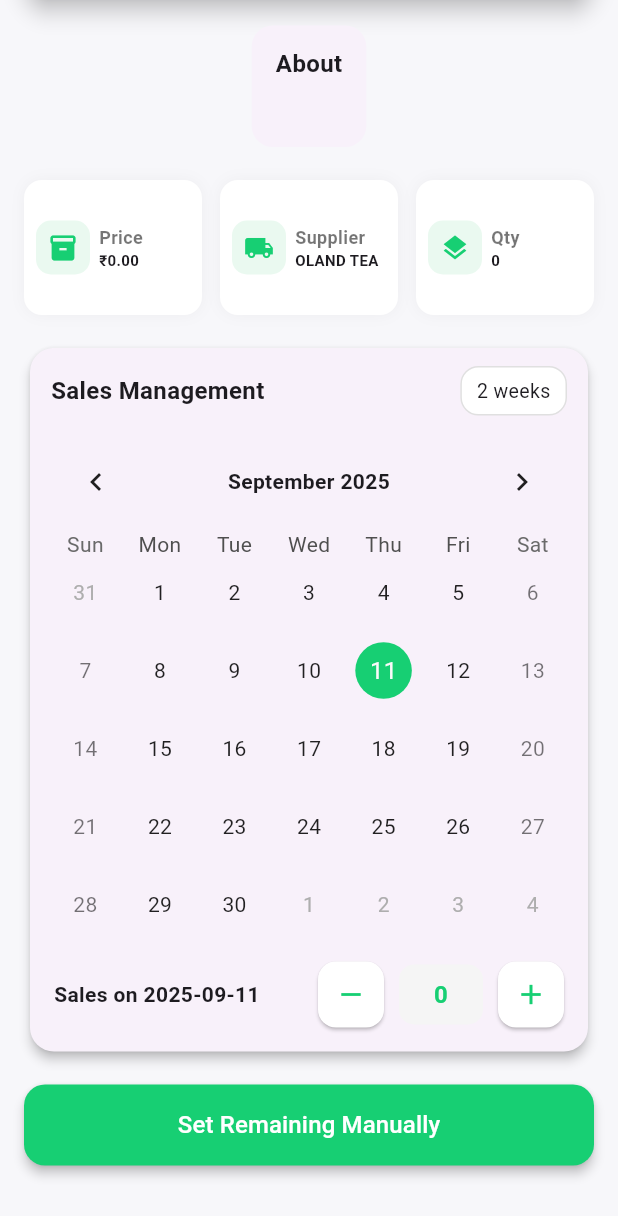
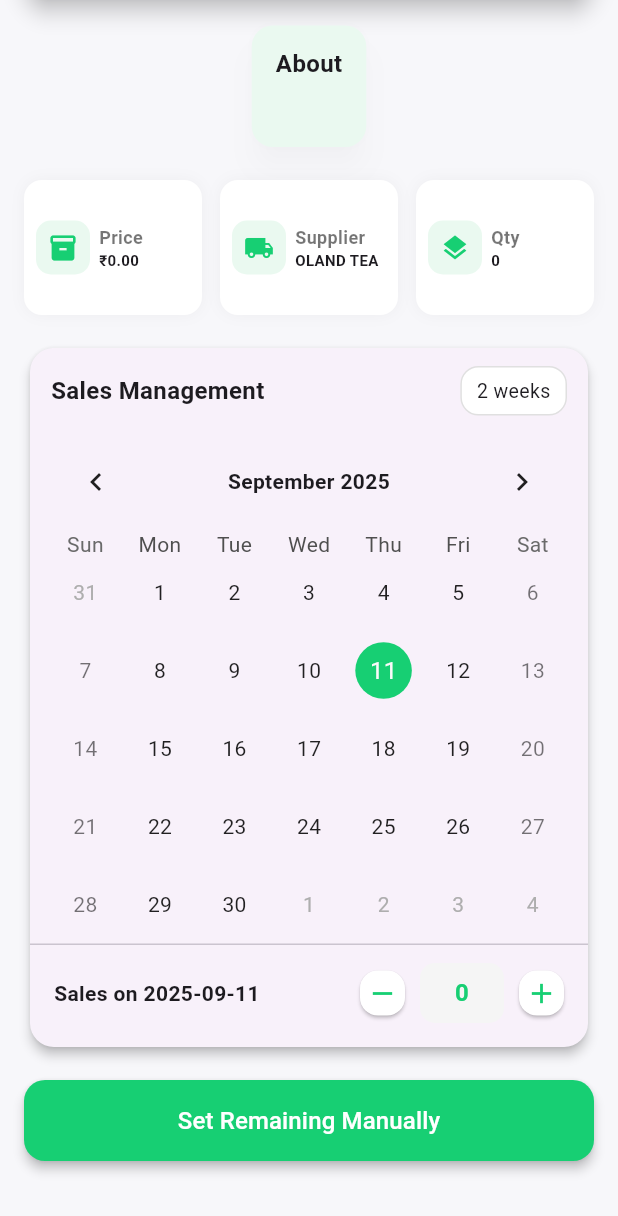
Before and after one commit to Jotham0505/Inventory_Management_App_Flutter, a Flutter app: the ItemDetailsPage screen opened directly with empty values, scrolled down 303 dp, on a phone screen of 412 x 824 dp. Shown: the top 1216 px of the screen. Run offline on Flutter 3.47's test engine with Material 3 defaults, Android fonts, the light colour scheme and no system bars; drawn by our look-alikes of table_calendar; our stand-ins replace flutter_secure_storage; accounts and stored records are empty; network calls fail.

Commit message:
about ui card updated

```diff
--- a/lib/pages/App_Pages/itemDetailPage.dart
+++ b/lib/pages/App_Pages/itemDetailPage.dart
@@ -269,27 +269,19 @@ class _ItemDetailsPageState extends State<ItemDetailsPage> {
                               ),
                             ),
                             const SizedBox(width: 12),
-                            // name + short label (kept short to keep card compact)
+
                             Expanded(
                               child: Column(
                                 crossAxisAlignment: CrossAxisAlignment.start,
                                 children: [
-                                  Text(item.name,
-                                      style: const TextStyle(
-                                        fontSize: 18,
-                                        fontWeight: FontWeight.w700,
-                                      )),
-                                  const SizedBox(height: 4),
-                                  Text(
-                                    // keep a one-line preview here — full description shown in description card below
-                                    item.description,
-                                    maxLines: 1,
-                                    overflow: TextOverflow.ellipsis,
-                                    style: TextStyle(
-                                      color: Colors.grey[700],
-                                      fontSize: 13,
-                                    ),
+                                  Center(
+                                    child: Text(item.name,
+                                        style: const TextStyle(
+                                          fontSize: 24,
+                                          fontWeight: FontWeight.w700,
+                                        )),
                                   ),
+                                  //const SizedBox(height: 4),
                                 ],
                               ),
                             ),
@@ -324,15 +316,17 @@ class _ItemDetailsPageState extends State<ItemDetailsPage> {
                 ],
               ),
 
-              const SizedBox(height: 56), // space for overlapping card
+              const SizedBox(height: 56),
 
-              // ---------- Full Description card ----------
               Padding(
                 padding: const EdgeInsets.symmetric(horizontal: 16),
                 child: Card(
-                  elevation: 0,
+                  color: const Color(0xFFEAF9F0), // subtle greenish background
+                  elevation: 8, // a bit more lift
+                  shadowColor: Colors.black12, // soft shadow
                   shape: RoundedRectangleBorder(
-                      borderRadius: BorderRadius.circular(14)),
+                    borderRadius: BorderRadius.circular(14),
+                  ),
                   child: Padding(
                     padding: const EdgeInsets.symmetric(
                         horizontal: 16, vertical: 14),
@@ -356,7 +350,6 @@ class _ItemDetailsPageState extends State<ItemDetailsPage> {
 
               const SizedBox(height: 18),
 
-              // ---------- Details chips — aligned and same height ----------
               Padding(
                 padding: const EdgeInsets.symmetric(horizontal: 16),
                 child: Row(
@@ -381,7 +374,6 @@ class _ItemDetailsPageState extends State<ItemDetailsPage> {
 
               const SizedBox(height: 18),
 
-              // ---------- Calendar + controls inside a card ----------
               Padding(
                 padding: const EdgeInsets.symmetric(horizontal: 16),
                 child: Card(
@@ -390,7 +382,6 @@ class _ItemDetailsPageState extends State<ItemDetailsPage> {
                       borderRadius: BorderRadius.circular(cornerRadius)),
                   child: Column(
                     children: [
-                      // small header row inside the card
                       Padding(
                         padding: const EdgeInsets.symmetric(
                             horizontal: 14, vertical: 12),
@@ -455,7 +446,7 @@ class _ItemDetailsPageState extends State<ItemDetailsPage> {
                         ),
                       ),
 
-                      // sales row with animated value and controls
+                      const Divider(height: 1, thickness: 1),
                       Padding(
                         padding: const EdgeInsets.fromLTRB(16, 12, 16, 16),
                         child: Row(
@@ -467,7 +458,6 @@ class _ItemDetailsPageState extends State<ItemDetailsPage> {
                                     fontWeight: FontWeight.w600)),
                             Row(
                               children: [
-                                // decrement
                                 _iconPillButton(
                                   icon: Icons.remove,
                                   color: brandGreen,
@@ -476,7 +466,6 @@ class _ItemDetailsPageState extends State<ItemDetailsPage> {
                                       : () => adjustSalesForDay(-1),
                                 ),
                                 const SizedBox(width: 10),
-                                // animated sales value
                                 Container(
                                   width: 56,
                                   height: 40,
@@ -501,7 +490,6 @@ class _ItemDetailsPageState extends State<ItemDetailsPage> {
                                   ),
                                 ),
                                 const SizedBox(width: 10),
-                                // increment
                                 _iconPillButton(
                                   icon: Icons.add,
                                   color: brandGreen,
@@ -521,7 +509,6 @@ class _ItemDetailsPageState extends State<ItemDetailsPage> {
 
               const SizedBox(height: 18),
 
-              // ---------- CTA: set remaining manually ----------
               Padding(
                 padding: const EdgeInsets.symmetric(horizontal: 16),
                 child: ElevatedButton(
@@ -547,7 +534,6 @@ class _ItemDetailsPageState extends State<ItemDetailsPage> {
     );
   }
 
-  // small round icon-pill used for + / - buttons
   Widget _iconPillButton(
       {required IconData icon, required Color color, VoidCallback? onTap}) {
     return GestureDetector(
@@ -557,8 +543,8 @@ class _ItemDetailsPageState extends State<ItemDetailsPage> {
         elevation: 1,
         shape: RoundedRectangleBorder(borderRadius: BorderRadius.circular(12)),
         child: Container(
-          width: 44,
-          height: 44,
+          width: 30,
+          height: 30,
           alignment: Alignment.center,
           decoration: BoxDecoration(borderRadius: BorderRadius.circular(12)),
           child: Icon(icon, color: color, size: 22),
@@ -567,7 +553,6 @@ class _ItemDetailsPageState extends State<ItemDetailsPage> {
     );
   }
 
-  // fixed-height chip to ensure alignment
   Widget _infoChipFixed(
       {required IconData icon, required String title, required String value}) {
     const double chipHeight = 90;
```
